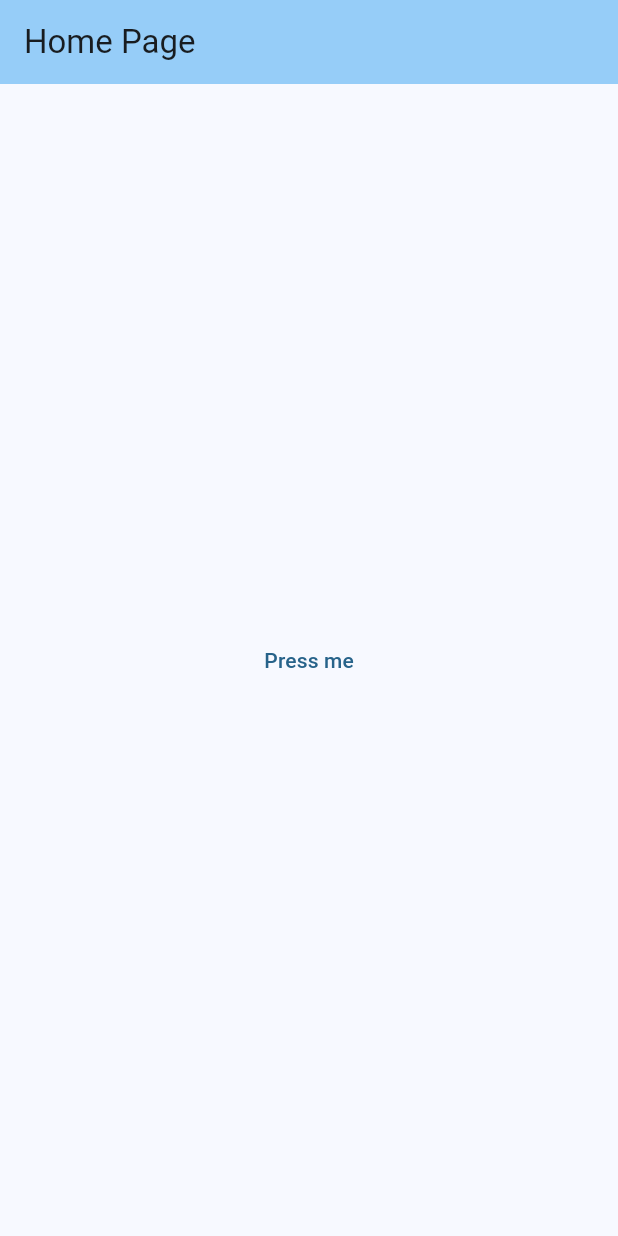
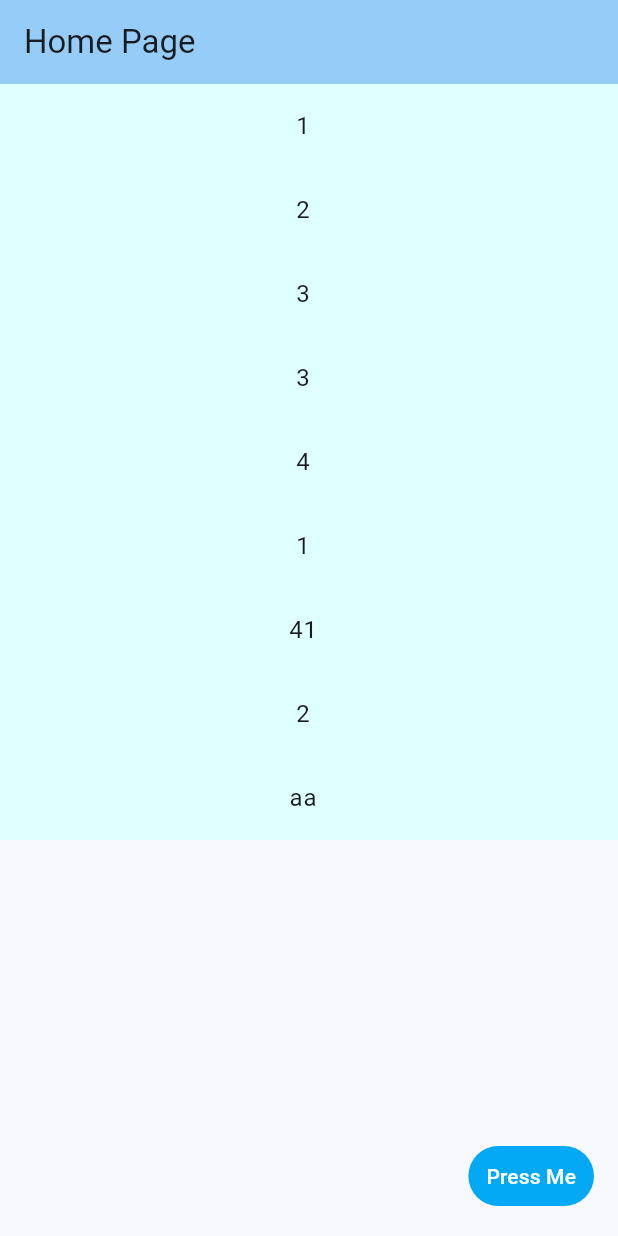
Before and after one commit to OnlyTravis/Song-Player, a Flutter app: the screen it shows after launch, on a phone screen of 412 x 824 dp. Run offline on Flutter 3.47's test engine with Material 3 defaults, Android fonts, the light colour scheme and no system bars; our stand-ins replace audioplayers, permission_handler.

Commit message:
did stuff

```diff
--- a/analysis_options.yaml
+++ b/analysis_options.yaml
@@ -3,4 +3,5 @@ include: package:flutter_lints/flutter.yaml
 linter:
   rules:
     avoid_print: false
-    constant_identifier_names: false
+    non_constant_identifier_names: false
+    no_leading_underscores_for_local_identifiers: false
--- a/lib/main.dart
+++ b/lib/main.dart
@@ -1,5 +1,10 @@
+import 'dart:io';
+
+import 'package:flutter/material.dart';
 import 'package:audioplayers/audioplayers.dart';
-import 'package:flutter/material.dart';
+import 'package:permission_handler/permission_handler.dart';
+import 'package:path_provider/path_provider.dart';
+
 void main() {
   runApp(const MyApp());
 }
@@ -20,6 +25,17 @@
   }
 }
 
+class ListNumber extends StatelessWidget {
+  final int number;
+
+  const ListNumber({super.key, required this.number});
+
+  @override
+  Widget build(BuildContext context) {
+    return Text(number.toString());
+  }
+}
+
 class MyHomePage extends StatefulWidget {
   const MyHomePage({super.key, required this.title});
 
@@ -30,30 +46,65 @@
 }
 
 class _MyHomePageState extends State<MyHomePage> {
+  List<int> test_list = [1,2,3,3,4,1,41,2];
+
+  String display_text = "aa";
+  bool is_playing = false;
+  AudioPlayer audio_player = AudioPlayer();
+
+  Future<bool> requestPermission(Permission permission) async {
+    if (await permission.isGranted) {
+      return true;
+    } else {
+      PermissionStatus result = await permission.request();
+      return (result == PermissionStatus.granted);
+    }
+  }
+
+  void _testButton() async {
+    Directory? music_directory;
+    if (await Permission.manageExternalStorage.request() == PermissionStatus.granted) {
+      music_directory = await getExternalStorageDirectory();
+      if (music_directory == null) return;
+      setState(() {
+        display_text = music_directory!.path;
+      });
+    } else {
+      print("Permission Request Failed");
+      setState(() {
+        display_text = "Error";
+      });
+    }
+  }
+
   @override
   Widget build(BuildContext context) {
-    bool is_playing = false;
-    AudioPlayer audio_player = AudioPlayer();
-    audio_player.setSource(AssetSource("./a.m4a"));
 
-  void _testButton() {
-    if (is_playing) {
-      audio_player.pause();
-    } else {
-      audio_player.resume();
-    }
-    is_playing = !is_playing;
-  }
     return Scaffold(
       appBar: AppBar(
         backgroundColor: Theme.of(context).colorScheme.inversePrimary,
         title: Text(widget.title),
       ),
-      body: Center(
-        child: TextButton(
-          onPressed: _testButton,
-          child: const Text("Press me"),
-        )
+      body: Column(
+        children: [...test_list.map((n) => ListTile(
+          title: Center(
+            child: Text(n.toString()),
+          ),
+          tileColor: const Color.fromARGB(255, 222, 255, 253),
+        )), ListTile(
+          title: Center(
+            child: Text(display_text),
+          ),
+          tileColor: const Color.fromARGB(255, 222, 255, 253),
+        )],
+      ),
+      floatingActionButton: TextButton(
+        onPressed: _testButton,
+        style: TextButton.styleFrom(
+          foregroundColor: const Color.fromARGB(255, 255, 255, 255),
+          backgroundColor: Colors.lightBlue
+        ),
+        child: Text("Press Me"),
       ),
     );
   }
--- a/pubspec.yaml
+++ b/pubspec.yaml
@@ -11,6 +11,8 @@ dependencies:
     sdk: flutter
   cupertino_icons: ^1.0.8
   audioplayers: ^6.1.0
+  path_provider: ^2.1.5
+  permission_handler: ^11.3.1
 
 dev_dependencies:
   flutter_test:
```
Also changed, not shown: pubspec.lock, 3 other files.
